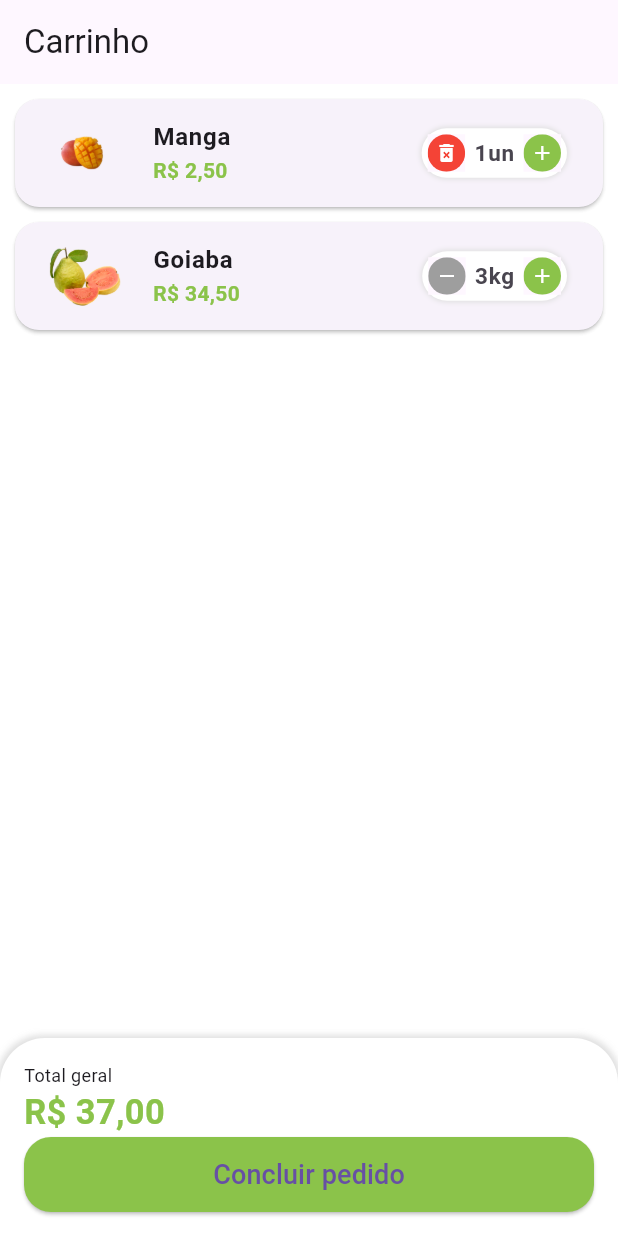
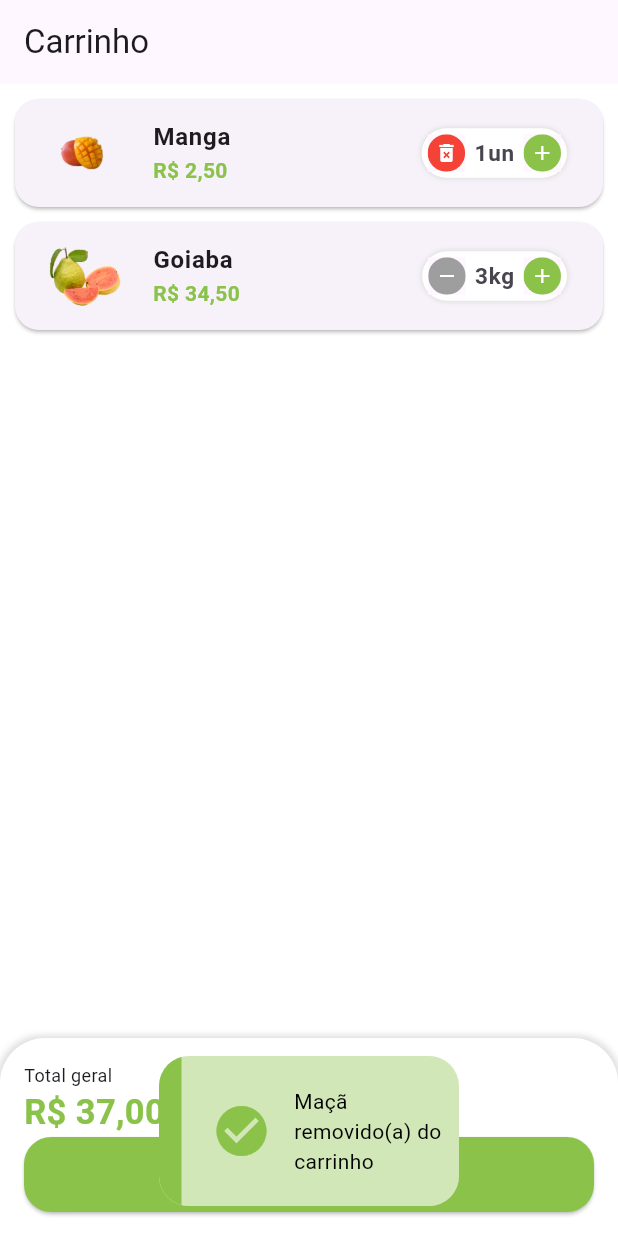
Before and after one commit to Kawan02/App_Quitanda, a Flutter app: the CartTab screen opened directly, after a tap on the "delete forever" icon, on a phone screen of 412 x 824 dp. Run offline on Flutter 3.47's test engine with Material 3 defaults, Android fonts, the phone set to English and light mode, and no system bars; our stand-ins replace animated_text_kit, badges, mask_text_input_formatter, motion_toast, qr_flutter; missing offline and left inert: add_to_cart_animation.

```diff
--- a/lib/src/pages/base/base_screen.dart
+++ b/lib/src/pages/base/base_screen.dart
@@ -33,7 +33,11 @@ class _BaseScreenState extends State<BaseScreen> {
         onTap: (value) {
           setState(() {
             currentIndex = value;
-            pageController.jumpToPage(value);
+            pageController.animateToPage(
+              value,
+              duration: const Duration(milliseconds: 700),
+              curve: Curves.ease,
+            );
           });
         },
         type: BottomNavigationBarType.fixed,
--- a/lib/src/pages/cart/cart_tab.dart
+++ b/lib/src/pages/cart/cart_tab.dart
@@ -18,9 +18,13 @@ class CartTab extends StatefulWidget {
 class _CartTabState extends State<CartTab> {
   final UtilsServices utilsServices = UtilsServices();
 
-  void removeItemFromCart(CartItemModel item) {
+  void removeItemFromCart(CartItemModel cartItem) {
     setState(() {
-      app_data.cartItems.remove(item);
+      app_data.cartItems.remove(cartItem);
+      utilsServices.showToast(
+        message: "${cartItem.item.itemName} removido(a) do carrinho",
+        context: context,
+      );
     });
   }
 
@@ -98,7 +102,7 @@ class _CartTabState extends State<CartTab> {
 
                       if (result ?? false) {
                         // ignore: use_build_context_synchronously
-                        showDialog(
+                        return showDialog(
                           context: context,
                           builder: (_) {
                             return PaymentDialog(
@@ -107,6 +111,13 @@ class _CartTabState extends State<CartTab> {
                           },
                         );
                       }
+
+                      // ignore: use_build_context_synchronously
+                      return utilsServices.showToast(
+                        message: "Pedido não confirmado",
+                        isError: true,
+                        context: context,
+                      );
                     },
                     child: const Text(
                       "Concluir pedido",
--- a/lib/src/pages/home/home_tab.dart
+++ b/lib/src/pages/home/home_tab.dart
@@ -4,6 +4,7 @@ import 'package:app_quitanda/src/config/app_data.dart' as app_data;
 import 'package:app_quitanda/src/config/custom_color.dart';
 import 'package:app_quitanda/src/pages/home/components/category_tile.dart';
 import 'package:app_quitanda/src/pages/home/components/item_tile.dart';
+import 'package:app_quitanda/src/services/utils_services.dart';
 import 'package:badges/badges.dart' as badge;
 import 'package:flutter/material.dart';
 
@@ -23,6 +24,8 @@ class _HomeTabState extends State<HomeTab> {
   void itemSelectedCartAnimations(GlobalKey gkImage) {
     runAddToCartAnimation(gkImage);
   }
+
+  final UtilsServices utilsServices = UtilsServices();
 
   @override
   Widget build(BuildContext context) {
--- a/lib/src/services/utils_services.dart
+++ b/lib/src/services/utils_services.dart
@@ -1,5 +1,8 @@
+import 'package:app_quitanda/src/config/custom_color.dart';
+import 'package:flutter/material.dart';
 import 'package:intl/intl.dart';
 import 'package:intl/date_symbol_data_local.dart';
+import 'package:motion_toast/motion_toast.dart';
 
 class UtilsServices {
   String priceToCurrency(double price) {
@@ -14,4 +17,21 @@ class UtilsServices {
     DateFormat dateFormat = DateFormat.yMd("pt_BR").add_Hm();
     return dateFormat.format(dateTime);
   }
+
+  void showToast({required String message, bool isError = false, required context}) {
+    MotionToast(
+      icon: isError ? Icons.info : Icons.check_circle,
+      primaryColor: isError ? Colors.red : CustomColors.customSwatchColor,
+      description: Text(
+        message,
+        style: const TextStyle(
+          fontSize: 14,
+          color: Colors.black,
+        ),
+      ),
+      width: 200,
+      height: 100,
+      padding: const EdgeInsets.symmetric(vertical: 40),
+    ).show(context);
+  }
 }
```
Also changed, not shown: lib/src/pages/home/components/category_tile.dart (+4 -3 lines), lib/src/pages/home/components/item_tile.dart (+38 -18 lines), pubspec.yaml (+18 -0 lines), assets/app_images/app_icon.png (added), pubspec.lock, 41 other files.
